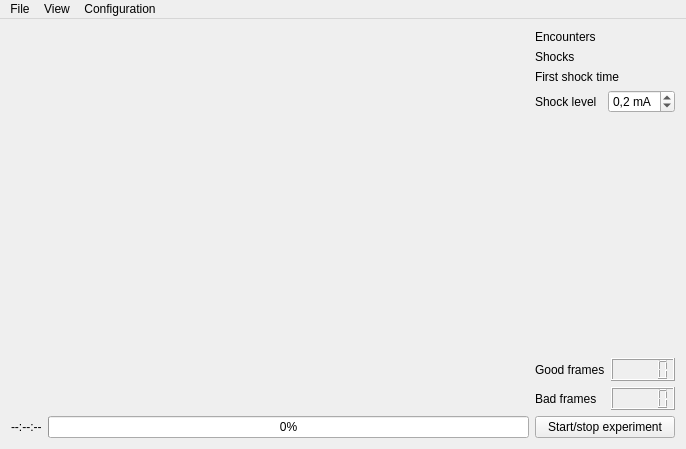
This is gui/mainwindow.ui in fgu-cas/kachna-tracker as Qt 5 draws it before an edit. The edited form follows.
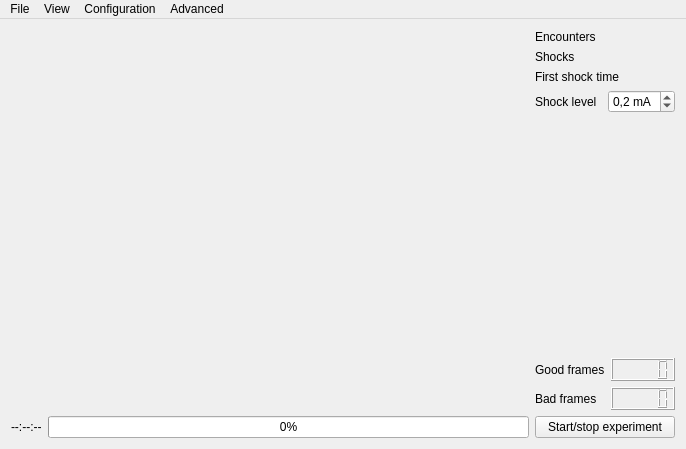
This is the edited form. Icons and pictures are not drawn.

```diff
--- a/gui/mainwindow.ui
+++ b/gui/mainwindow.ui
@@ -213,9 +213,17 @@
     <addaction name="actionVideo_tracking"/>
     <addaction name="actionView_counters"/>
    </widget>
+   <widget class="QMenu" name="menuAdvanced">
+    <property name="title">
+     <string>Advanced</string>
+    </property>
+    <addaction name="actionDebug"/>
+    <addaction name="actionMessage_Log"/>
+   </widget>
    <addaction name="menuFile"/>
    <addaction name="menuView"/>
    <addaction name="menuConfiguration"/>
+   <addaction name="menuAdvanced"/>
   </widget>
   <action name="actionImportConfig">
    <property name="text">
```
Left out of the diff: 9 changed lines with no effect on the pictures.
